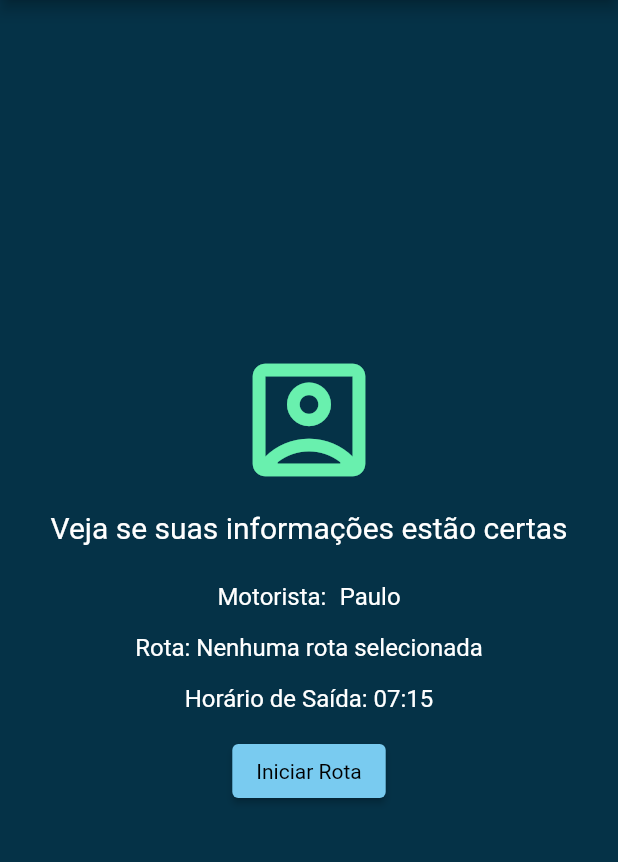
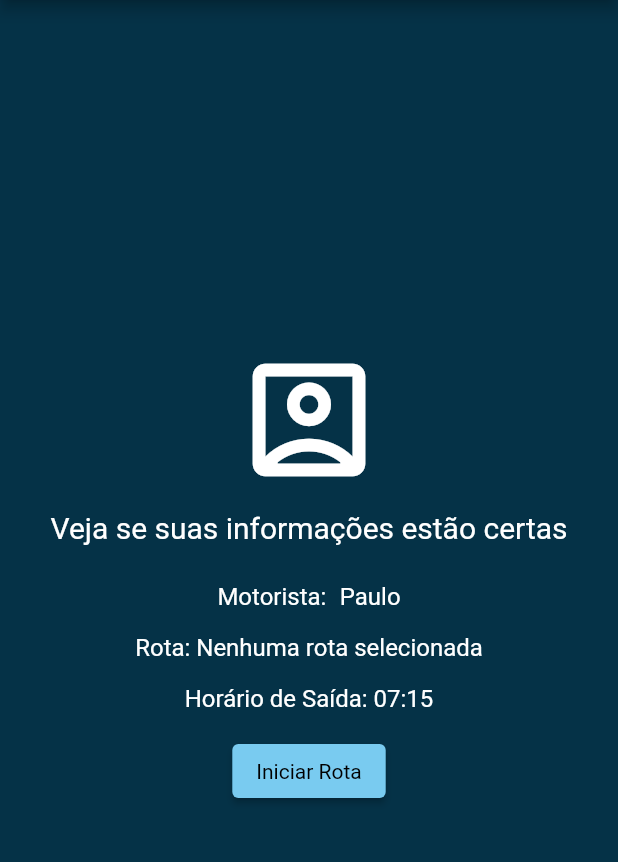
Before and after one commit to kerloncosta/SmartBus, a Flutter app: the IniciarRotas screen opened directly, on a phone screen of 412 x 824 dp, the part 84-946 px from its top. Run offline on Flutter 3.47's test engine with Material 2 defaults, Android fonts, the phone set to English and light mode, and no system bars; our stand-ins replace shared_preferences; accounts and stored records are empty.

Commit message:
Commit APP vs 1.02

```diff
--- a/lib/Iniciar_Rotas.dart
+++ b/lib/Iniciar_Rotas.dart
@@ -79,7 +79,7 @@ class _IniciarRotasState extends State<IniciarRotas> {
         child: Column(mainAxisAlignment: MainAxisAlignment.center, children: [
           Icon(
             Icons.account_box_outlined,
-            color: Colors.greenAccent,
+            color: Colors.white,
             size: 100,
           ),
           SizedBox(height: 10),
```
